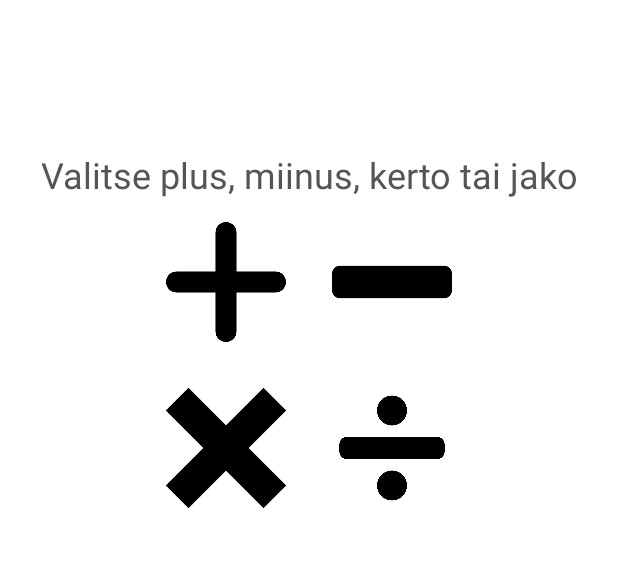
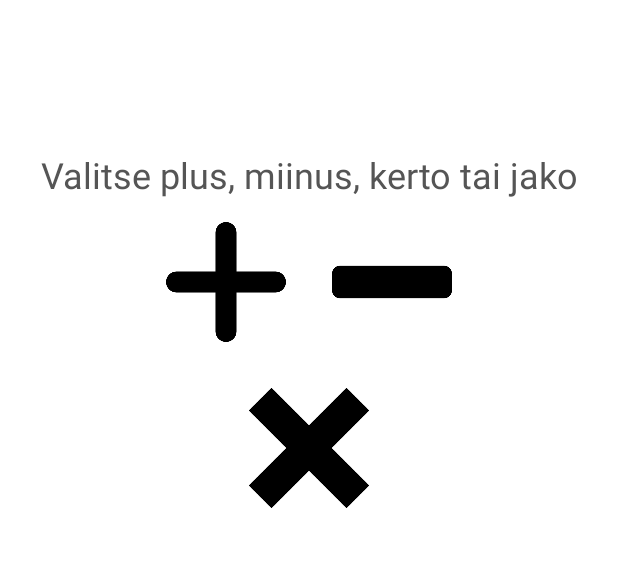
Before and after one commit to PeteSippala/Mobiilikehityspro22, an Android app: the MidActivity screen opened directly, with no data from a screen before it, on a phone screen of 412 x 824 dp, the part 443-1010 px from its top. Run offline under Robolectric (Android 15) with nearby library versions, the phone set to English and light mode, and no system bars; Roboto replaces fonts that are not available here.

Commit message:
Update activity_mid.xml
Midistä jako pois

```diff
--- a/app/src/main/res/layout/activity_mid.xml
+++ b/app/src/main/res/layout/activity_mid.xml
@@ -65,12 +65,6 @@
             android:layout_margin="15dp"
             android:src="@drawable/kertolasku" />
 
-        <ImageView
-            android:id="@+id/jako"
-            android:layout_width="80dp"
-            android:layout_height="80dp"
-            android:layout_margin="15dp"
-            android:src="@drawable/jako" />
     </LinearLayout>
 
 
```
